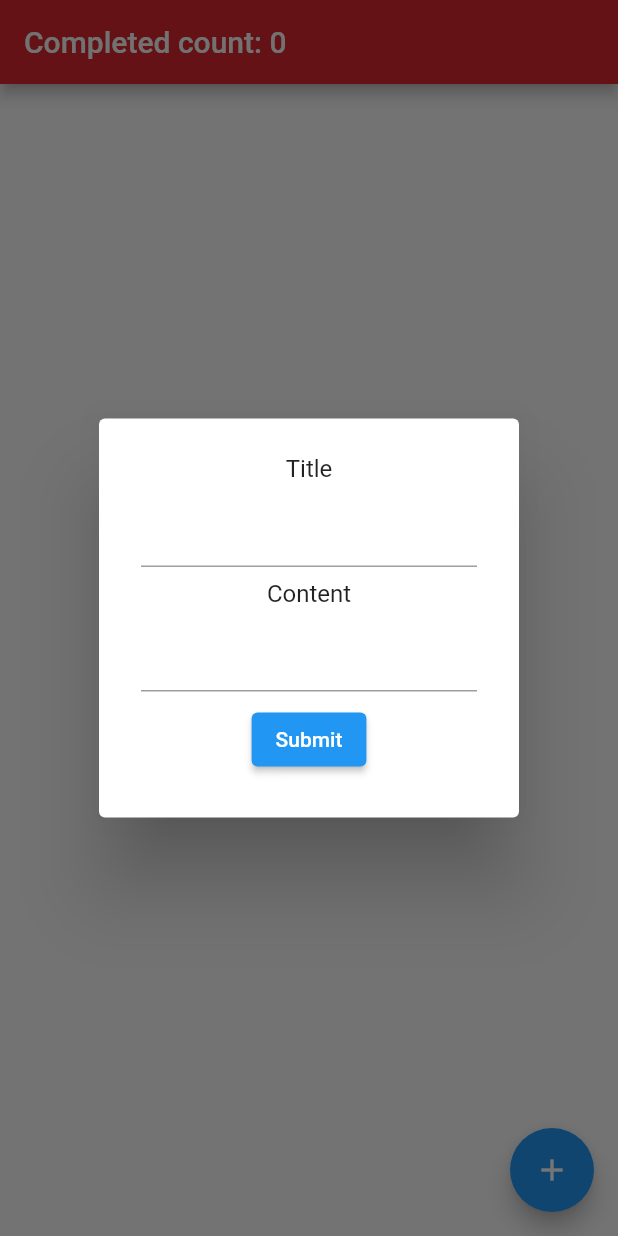
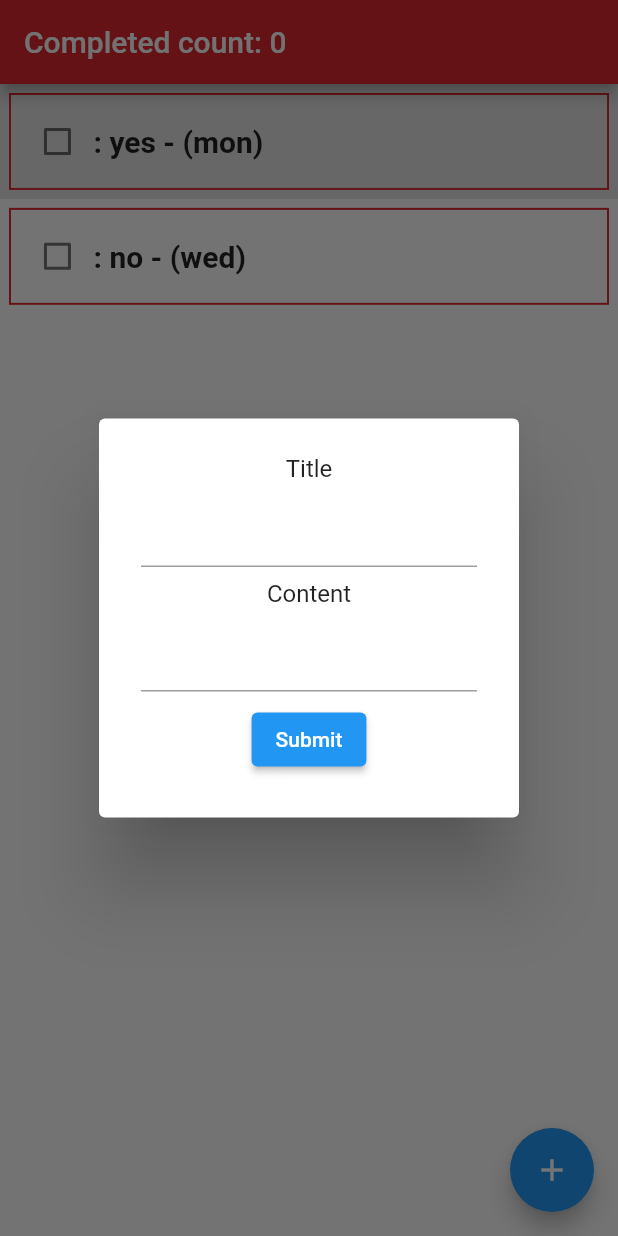
Before and after one commit to j390742/todo_list, a Flutter app: the screen it shows after launch, after a tap on the "add" icon, on a phone screen of 412 x 824 dp. Run offline on Flutter 3.47's test engine with Material 2 defaults, Android fonts, the phone set to English and light mode, and no system bars; our stand-ins replace firebase_core, firebase_database, get_it, hive, hive_flutter and 1 more; missing offline and left inert: dart:ffi; accounts and stored records are empty; generated files the repository leaves out were written again; Roboto replaces fonts that are missing (Georga).

Commit message:
Fixed ID not being set

```diff
--- a/lib/main.dart
+++ b/lib/main.dart
@@ -11,7 +11,7 @@ import 'package:todo_list/widgets/todo_widget.dart';
 void main() {
   WidgetsFlutterBinding.ensureInitialized();
   GetIt.I.registerSingleton<TodoDatasource>(
-    RemoteAPIDataSource(),
+    LocalHiveDataSource(),
   );
 
   runApp(
@@ -64,6 +64,8 @@ class _TodoHomePageState extends State<TodoHomePage> {
         child: Consumer<TodoList>(
           builder: (context, value, child) {
             listTodo = value;
+            return FutureBuilder(
+              builder: (context, snapshot) {
                 return RefreshIndicator(
                   onRefresh: listTodo.refresh,
                   child: ListView.builder(
@@ -74,6 +76,9 @@ class _TodoHomePageState extends State<TodoHomePage> {
                           backgroundColour: listBackground[i % 2]);
                     },
                   ),
+                );
+              },
+              future: listTodo.refresh(),
             );
           },
         ),
@@ -88,9 +93,8 @@ class _TodoHomePageState extends State<TodoHomePage> {
       appBar: AppBar(
         title: Consumer<TodoList>(
           builder: (context, value, child) {
-            TodoList smallList = value;
             return Text(
-                "Completed count: ${(smallList.todos.where((element) => element.complete)).length}");
+                "Completed count: ${(value.todos.where((element) => element.complete)).length}");
           },
         ),
         backgroundColor: primary,
--- a/lib/services/hive_datasource.dart
+++ b/lib/services/hive_datasource.dart
@@ -3,33 +3,35 @@ import 'package:hive_flutter/hive_flutter.dart';
 import 'package:todo_list/services/todo_datasource.dart';
 
 class LocalHiveDataSource implements TodoDatasource {
+  late Future initHive;
+  late Box box;
+
   LocalHiveDataSource() {
-    init();
+    initHive = init();
   }
-
-  late Box box;
 
   Future<void> init() async {
     await Hive.initFlutter();
     Hive.registerAdapter(TodoAdapter());
-    // TODO fix _TypeError (type 'Null' is not a subtype of type 'int') later
     box = await Hive.openBox('todos_box');
 
     //Test value and add test
-    List<Todo> tdl = List.empty();
-    tdl.add(Todo(name: "yes", description: "mon"));
-    tdl.add(Todo(name: "no", description: "wed"));
-
+    List<Todo> tdl = [];
+    tdl.add(Todo(name: "yes", description: "mon", id: tdl.length));
+    tdl.add(Todo(name: "no", description: "wed", id: tdl.length));
     await box.put('list', tdl);
   }
 
   @override
   Future<List<Todo>> all() async {
+    await initHive;
     return box.get('list', defaultValue: []);
   }
 
   @override
   Future<bool> addTodo(Todo t) async {
+    await initHive;
+
     // get the list currently
     List<dynamic> all = box.get('list', defaultValue: []);
 
@@ -54,12 +56,15 @@ class LocalHiveDataSource implements TodoDatasource {
   }
 
   @override
-  Future<Todo> getTodo(int id) {
+  Future<Todo> getTodo(int id) async {
+    await initHive;
     return box.get('list')[id];
   }
 
   @override
   Future<bool> updateTodo(Todo t) async {
+    await initHive;
+
     // get the list currently
     List<Todo> all = box.get('list', defaultValue: []);
 
```
Lines whose indentation alone changed are shown as unchanged.
